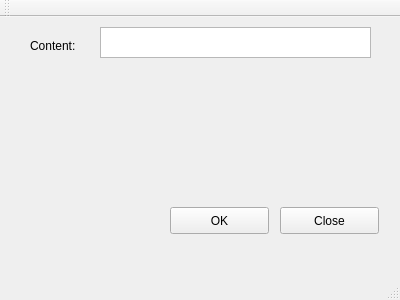
This is cbt/mainwindow.ui in sssunsha/clipboardToucher as Qt 5 draws it before an edit. The edited form follows.
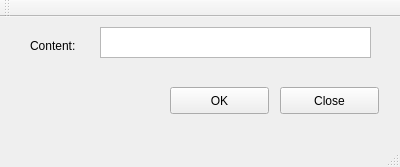
This is the edited form.

Commit message: add status bar for the test demo

What changed in the file:
```diff
--- a/cbt/mainwindow.ui
+++ b/cbt/mainwindow.ui
@@ -7,7 +7,7 @@
     <x>0</x>
     <y>0</y>
     <width>400</width>
-    <height>300</height>
+    <height>167</height>
    </rect>
   </property>
   <property name="windowTitle">
@@ -41,7 +41,7 @@
     <property name="geometry">
      <rect>
       <x>170</x>
-      <y>190</y>
+      <y>70</y>
       <width>99</width>
       <height>27</height>
      </rect>
@@ -54,7 +54,7 @@
     <property name="geometry">
      <rect>
       <x>280</x>
-      <y>190</y>
+      <y>70</y>
       <width>99</width>
       <height>27</height>
      </rect>
```
The commit also changes 2 other files.
